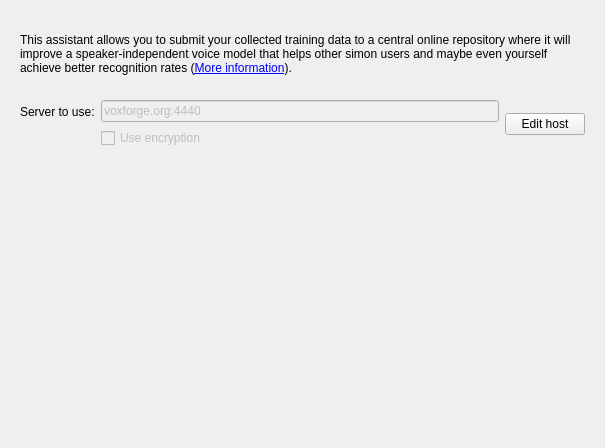
Before: the Qt Designer form simon/src/simonsampleshare/sampleshare.ui in KDE/simon, drawn with Qt 5.
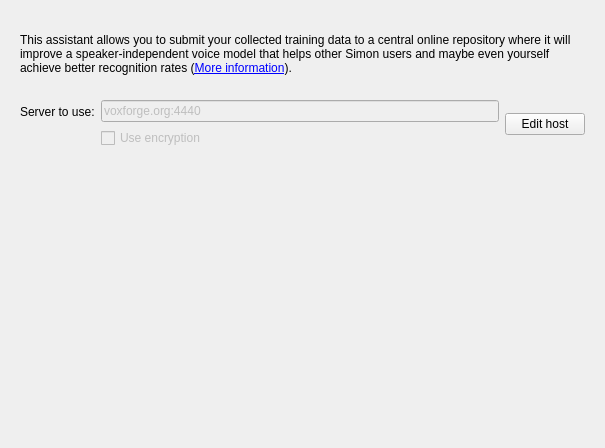
After: the same form once the commit is applied. Custom widgets are drawn as their Qt base class.

Diff of the .ui file:
```diff
--- a/simon/src/simonsampleshare/sampleshare.ui
+++ b/simon/src/simonsampleshare/sampleshare.ui
@@ -40,7 +40,7 @@
        <item row="0" column="0" colspan="2">
         <widget class="QLabel" name="coreLb">
          <property name="text">
-          <string>&lt;html&gt;&lt;body&gt;&lt;p&gt;This assistant allows you to submit your collected training data to a central online repository where it will improve a speaker-independent voice model that helps other simon users and maybe even yourself achieve better recognition rates (&lt;a href=&quot;http://voxforge.org/home/about&quot;&gt;More information&lt;/a&gt;).&lt;/p&gt;&lt;/body&gt;&lt;/html&gt;</string>
+          <string>&lt;html&gt;&lt;body&gt;&lt;p&gt;This assistant allows you to submit your collected training data to a central online repository where it will improve a speaker-independent voice model that helps other Simon users and maybe even yourself achieve better recognition rates (&lt;a href=&quot;http://voxforge.org/home/about&quot;&gt;More information&lt;/a&gt;).&lt;/p&gt;&lt;/body&gt;&lt;/html&gt;</string>
          </property>
          <property name="wordWrap">
           <bool>true</bool>
```
